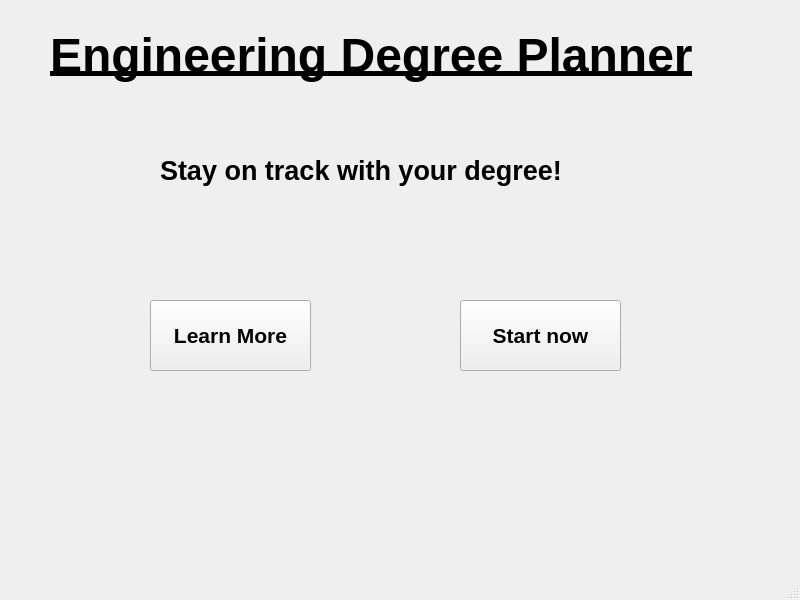
The window that 320projectGUI/mainwindow.ui (jesslelu/320GroupProject) describes before a commit, drawn with Qt 5.
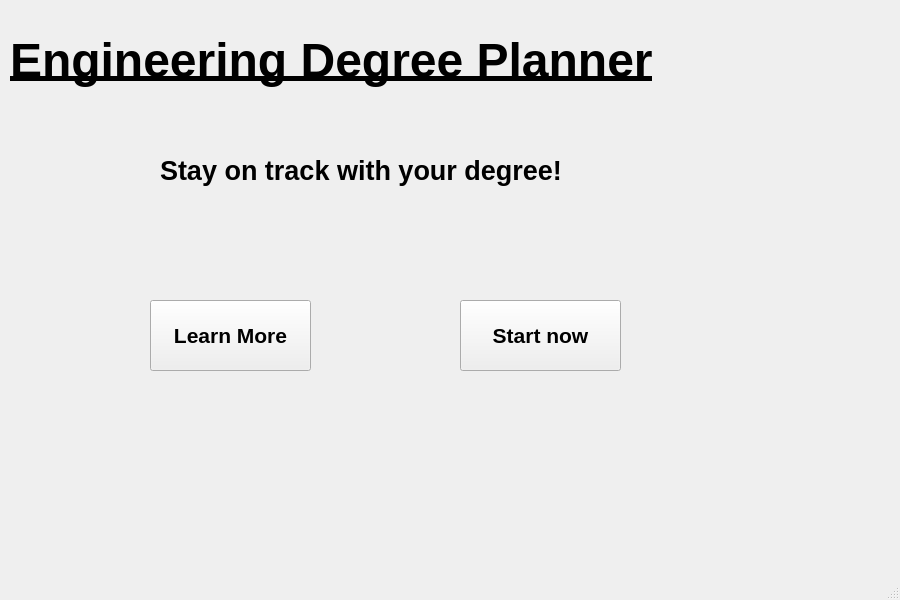
The same window after the commit.

What changed in the file:
```diff
--- a/320projectGUI/mainwindow.ui
+++ b/320projectGUI/mainwindow.ui
@@ -6,7 +6,7 @@
    <rect>
     <x>0</x>
     <y>0</y>
-    <width>800</width>
+    <width>900</width>
     <height>600</height>
    </rect>
   </property>
@@ -17,10 +17,10 @@
    <widget class="QLabel" name="label">
     <property name="geometry">
      <rect>
-      <x>50</x>
+      <x>10</x>
       <y>10</y>
-      <width>701</width>
-      <height>91</height>
+      <width>871</width>
+      <height>101</height>
      </rect>
     </property>
     <property name="font">
```
Left out of the diff: 4 changed lines with no effect on the pictures.
